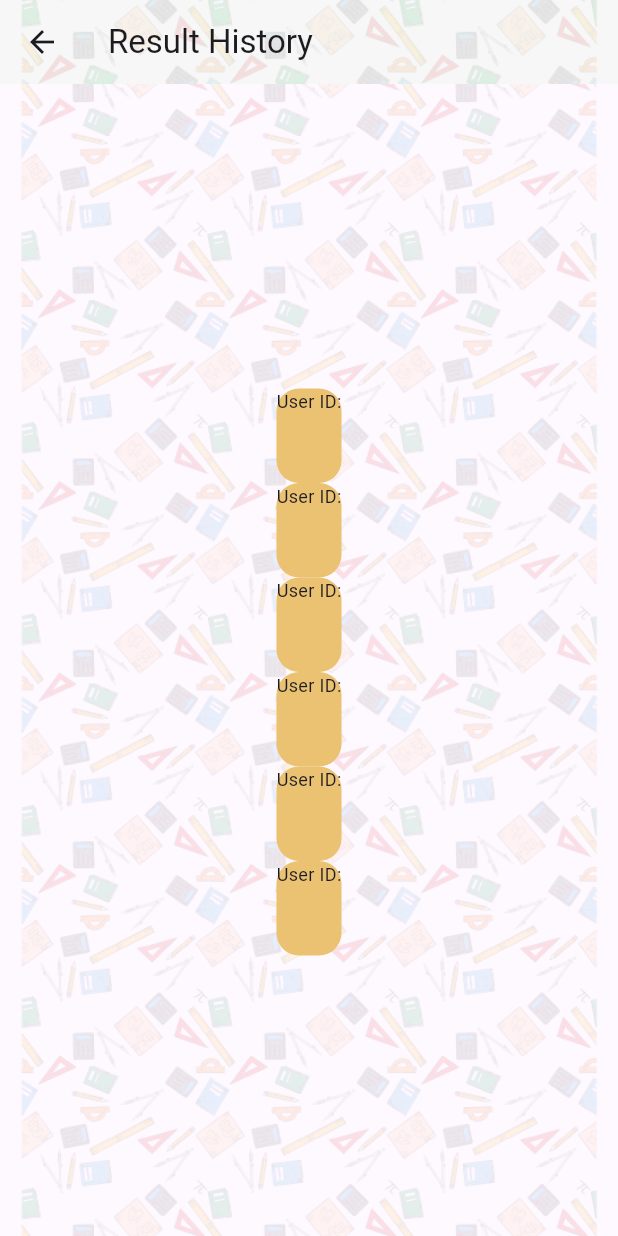
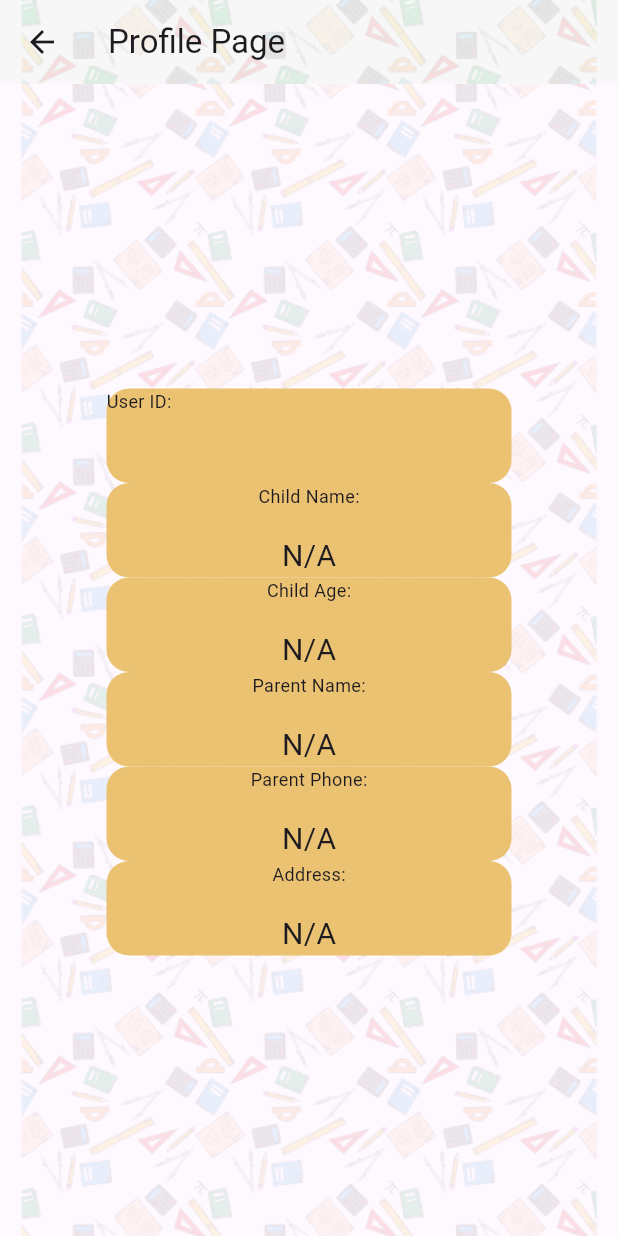
Before and after one commit to RKayyy/projectdetect, a Flutter app: the ProfilePage screen opened directly, on a phone screen of 412 x 824 dp. Run offline on Flutter 3.47's test engine with Material 3 defaults, Android fonts, the phone set to English and light mode, and no system bars; our stand-ins replace animated_text_kit, carousel_slider, firebase_auth, firebase_core, fl_chart, lottie and 3 more; accounts and stored records are empty; network calls fail.

Commit message:
profile_updates

```diff
--- a/lib/pages/profile_page.dart
+++ b/lib/pages/profile_page.dart
@@ -65,7 +65,7 @@ class _ProfilePageState extends State<ProfilePage> {
     return Scaffold(
       appBar: AppBar(
         backgroundColor: Color(0xFFF6F6F6), // Background color
-        title: Text('Result History'),
+        title: Text('Profile Page'),
         elevation: 0,
         flexibleSpace: Container(
           decoration: BoxDecoration(
@@ -95,20 +95,23 @@ class _ProfilePageState extends State<ProfilePage> {
         child: Center(
           child: Column(
             mainAxisAlignment: MainAxisAlignment.center,
-            crossAxisAlignment: CrossAxisAlignment.center,
             children: [
               SizedBox(height: 16),
               Column(
                 children: [
                   Container(
+                    width: 270,
                     decoration: BoxDecoration(
                         borderRadius: BorderRadius.circular(15),
                         color: Color(0xFFEBC272)),
                     child: Column(
+                      mainAxisAlignment: MainAxisAlignment.start,
+                      crossAxisAlignment: CrossAxisAlignment.start,
                       children: [
                         Text(
                           'User ID:\n',
                           style: TextStyle(fontSize: 12),
+                          textAlign: TextAlign.left,
                         ),
                         Text(
                           '$_uid',
@@ -118,85 +121,90 @@ class _ProfilePageState extends State<ProfilePage> {
                     ),
                   ),
                   Container(
+                    width: 270,
                     decoration: BoxDecoration(
                         borderRadius: BorderRadius.circular(15),
                         color: Color(0xFFEBC272)),
                     child: Column(
                       children: [
                         Text(
-                          'User ID:\n',
+                          'Child Name:\n',
                           style: TextStyle(fontSize: 12),
                         ),
                         Text(
-                          '$_uid',
+                          '${_userDetails['child_name'] ?? 'N/A'}',
                           style: TextStyle(fontSize: 20),
                         )
                       ],
                     ),
                   ),
                   Container(
+                    width: 270,
                     decoration: BoxDecoration(
                         borderRadius: BorderRadius.circular(15),
                         color: Color(0xFFEBC272)),
                     child: Column(
                       children: [
                         Text(
-                          'User ID:\n',
+                          'Child Age:\n',
                           style: TextStyle(fontSize: 12),
                         ),
                         Text(
-                          '$_uid',
+                          '${_userDetails['child_age'] ?? 'N/A'}',
                           style: TextStyle(fontSize: 20),
                         )
                       ],
                     ),
                   ),
                   Container(
+                    width: 270,
                     decoration: BoxDecoration(
                         borderRadius: BorderRadius.circular(15),
                         color: Color(0xFFEBC272)),
                     child: Column(
                       children: [
                         Text(
-                          'User ID:\n',
+                          'Parent Name:\n',
                           style: TextStyle(fontSize: 12),
                         ),
                         Text(
-                          '$_uid',
+                          '${_userDetails['parent_name'] ?? 'N/A'}',
                           style: TextStyle(fontSize: 20),
                         )
                       ],
                     ),
                   ),
                   Container(
+                    width: 270,
                     decoration: BoxDecoration(
                         borderRadius: BorderRadius.circular(15),
                         color: Color(0xFFEBC272)),
                     child: Column(
                       children: [
                         Text(
-                          'User ID:\n',
+                          'Parent Phone:\n',
                           style: TextStyle(fontSize: 12),
                         ),
                         Text(
-                          '$_uid',
+                          '${_userDetails['parent_phone_number'] ?? 'N/A'}',
                           style: TextStyle(fontSize: 20),
                         )
                       ],
                     ),
                   ),
                   Container(
+                    width: 270,
                     decoration: BoxDecoration(
                         borderRadius: BorderRadius.circular(15),
                         color: Color(0xFFEBC272)),
                     child: Column(
                       children: [
                         Text(
-                          'User ID:\n',
+                          'Address:\n',
                           style: TextStyle(fontSize: 12),
                         ),
                         Text(
-                          '$_uid',
+                          '${_userDetails['address'] ?? 'N/A'}',
                           style: TextStyle(fontSize: 20),
                         )
                       ],
```
Also changed, not shown: lib/data/quiz_data.dart (+10 -21 lines).
